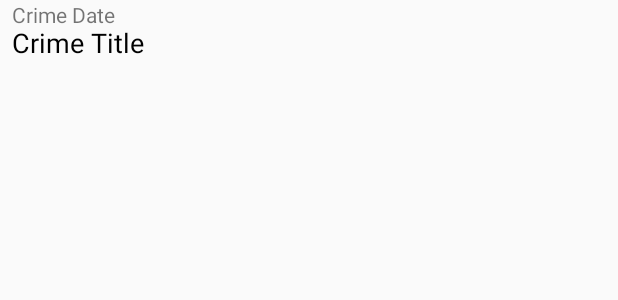
After one commit to fridasnaedis/HBV601_2, an Android app: the layout list_item_transaction.xml on its own in the app's theme, with its tools: preview values and no code run, on a phone screen of 412 x 824 dp. The commit adds this screen. Shown: the top 300 px of the screen. Run offline under Robolectric (Android 15) with nearby library versions, the phone set to English and light mode, and no system bars.

Commit message:
Recyclerviewr fyrir transactions

```diff
--- a/app/src/main/AndroidManifest.xml
+++ b/app/src/main/AndroidManifest.xml
@@ -9,13 +9,15 @@
         android:roundIcon="@mipmap/ic_launcher_round"
         android:supportsRtl="true"
         android:theme="@style/AppTheme">
-        <activity android:name=".MainActivity">
+        <activity android:name=".TransactionListActivity">
             <intent-filter>
                 <action android:name="android.intent.action.MAIN" />
 
                 <category android:name="android.intent.category.LAUNCHER" />
             </intent-filter>
         </activity>
+        <activity android:name=".MainActivity">
+        </activity>
     </application>
 
 </manifest>
--- a/app/src/main/java/com/softwareproject2/hi/lilbill/Transaction.java
+++ b/app/src/main/java/com/softwareproject2/hi/lilbill/Transaction.java
@@ -57,4 +57,8 @@ public class Transaction {
     public void setDate(Date date) {
         mDate = date;
     }
+
+    public UUID getId() {
+        return mId;
+    }
 }
--- /dev/null
+++ b/app/src/main/res/layout/list_item_transaction.xml
@@ -0,0 +1,43 @@
+<?xml version="1.0" encoding="utf-8"?>
+<android.support.constraint.ConstraintLayout
+    xmlns:android="http://schemas.android.com/apk/res/android"
+    xmlns:app="http://schemas.android.com/apk/res-auto"
+    xmlns:tools="http://schemas.android.com/tools"
+    android:layout_width="match_parent"
+    android:layout_height="wrap_content"
+    android:orientation="vertical"
+    tools:layout_editor_absoluteX="0dp"
+    tools:layout_editor_absoluteY="81dp">
+
+    <TextView
+        android:id="@+id/transaction_amount"
+        android:layout_width="0dp"
+        android:layout_height="wrap_content"
+        android:layout_marginEnd="8dp"
+        android:layout_marginLeft="16dp"
+        android:layout_marginRight="8dp"
+        android:layout_marginStart="8dp"
+        android:layout_marginTop="16dp"
+        android:text="Crime Title"
+        android:textColor="@android:color/black"
+        android:textSize="18sp"
+        app:layout_constraintHorizontal_bias="0.502"
+        app:layout_constraintLeft_toLeftOf="parent"
+        app:layout_constraintTop_toTopOf="parent"/>
+
+    <TextView
+        android:id="@+id/transaction_date"
+        android:layout_width="0dp"
+        android:layout_height="wrap_content"
+        android:layout_marginEnd="8dp"
+        android:layout_marginStart="8dp"
+        android:text="Crime Date"
+        android:layout_marginLeft="16dp"
+        app:layout_constraintLeft_toLeftOf="parent"
+        android:layout_marginTop="8dp"
+        android:layout_marginRight="8dp"/>
+
+
+
+
+</android.support.constraint.ConstraintLayout>
```
Also changed, not shown: app/src/main/java/com/softwareproject2/hi/lilbill/MainActivity.java (+3 -22 lines), app/src/main/java/com/softwareproject2/hi/lilbill/SingleFragmentActivity.java (added, +34 -0 lines), app/src/main/java/com/softwareproject2/hi/lilbill/TransactionLab.java (added, +46 -0 lines), app/src/main/java/com/softwareproject2/hi/lilbill/TransactionListActivity.java (added, +12 -0 lines), app/src/main/java/com/softwareproject2/hi/lilbill/TransactionListFragment.java (added, +100 -0 lines), app/src/main/res/layout/fragment_transaction_list.xml (added, +8 -0 lines), app/src/main/res/layout/activity_fragment.xml (renamed from app/src/main/res/layout/activity_main.xml).
